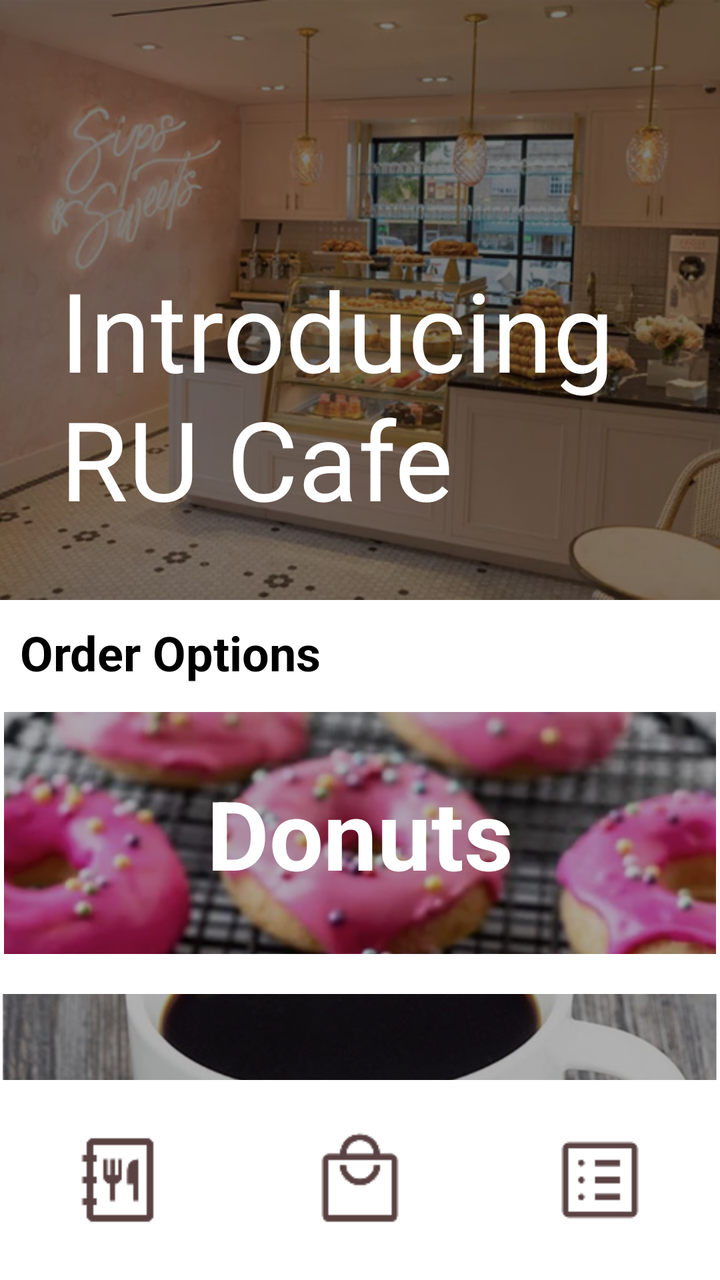
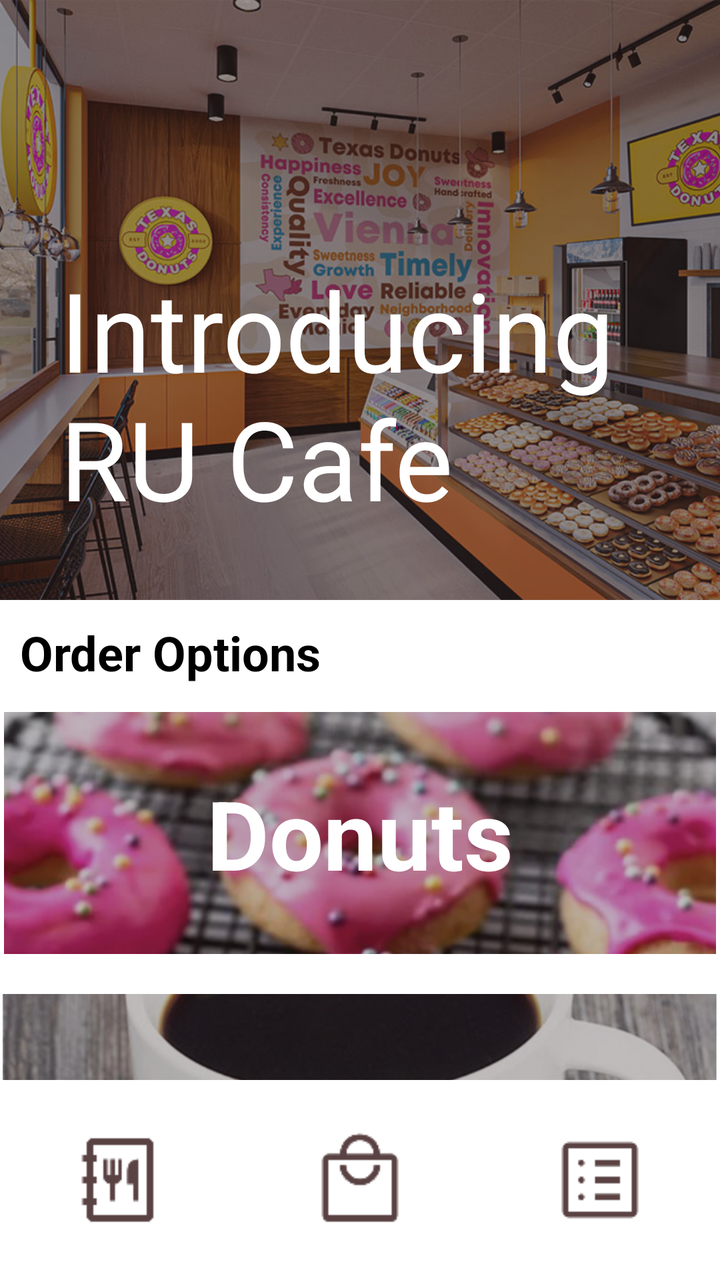

The first picture is an Android layout as it rendered before a commit; the second is the same layout after the commit. The layout source and the unified diff follow.
<!-- AndroidManifest.xml: application theme Theme.Software_Meth_5 -->
<!-- res/layout/activity_main.xml -->
<?xml version="1.0" encoding="utf-8"?>
<LinearLayout xmlns:android="http://schemas.android.com/apk/res/android"
    xmlns:app="http://schemas.android.com/apk/res-auto"
    xmlns:tools="http://schemas.android.com/tools"
    android:id="@+id/main"
    android:layout_width="match_parent"
    android:layout_height="match_parent"
    android:background="#FFFFFF"
    android:orientation="vertical"
    tools:context=".MainActivity">

    <FrameLayout
        android:id="@+id/titleBanner"
        android:layout_width="match_parent"
        android:layout_height="300dp"
        android:background="#500404">

        <ImageView
            android:id="@+id/cafePic"
            android:layout_width="wrap_content"
            android:layout_height="wrap_content"
            android:scaleType="centerCrop"
            app:srcCompat="@drawable/cafe" />

        <androidx.constraintlayout.widget.ConstraintLayout
            android:layout_width="match_parent"
            android:layout_height="match_parent"
            android:alpha=".5"
            android:background="#000000">

        </androidx.constraintlayout.widget.ConstraintLayout>

        <TextView
            android:id="@+id/titleText"
            android:layout_width="355dp"
            android:layout_height="172dp"
            android:layout_gravity="bottom"
            android:paddingLeft="30dp"
            android:text="Introducing RU Cafe"
            android:textColor="#FFFFFF"
            android:textSize="55sp"
            android:textStyle="normal" />
    </FrameLayout>

    <LinearLayout
        android:id="@+id/foodChoices"
        android:layout_width="match_parent"
        android:layout_height="400dp"
        android:layout_weight="1"
        android:orientation="vertical">

        <TextView
            android:id="@+id/textView2"
            android:layout_width="match_parent"
            android:layout_height="36dp"
            android:layout_marginTop="10dp"
            android:layout_marginBottom="10dp"
            android:paddingLeft="10dp"
            android:text="Order Options"
            android:textColor="#000000"
            android:textSize="24sp"
            android:textStyle="bold" />

        <FrameLayout
            android:id="@+id/donutBanner"
            android:layout_width="match_parent"
            android:layout_height="121dp"
            android:layout_marginBottom="20dp">

            <ImageView
                android:id="@+id/donutPic"
                android:layout_width="356dp"
                android:layout_height="wrap_content"
                android:layout_gravity="center"
                android:scaleType="centerCrop"
                app:srcCompat="@drawable/donutpic" />

            <androidx.constraintlayout.widget.ConstraintLayout
                android:layout_width="356dp"
                android:layout_height="match_parent"
                android:layout_gravity="center"
                android:alpha=".3"
                android:background="#000000">

            </androidx.constraintlayout.widget.ConstraintLayout>

            <TextView
                android:id="@+id/donut"
                android:layout_width="wrap_content"
                android:layout_height="wrap_content"
                android:layout_gravity="center"
                android:text="Donuts"
                android:textColor="#FFFFFF"
                android:textSize="48sp"
                android:textStyle="bold" />
        </FrameLayout>

        <FrameLayout
            android:id="@+id/coffeeBanner"
            android:layout_width="match_parent"
            android:layout_height="121dp"
            android:layout_marginBottom="20dp">

            <ImageView
                android:id="@+id/imageView13"
                android:layout_width="357dp"
                android:layout_height="wrap_content"
                android:layout_gravity="center"
                android:scaleType="centerCrop"
                app:srcCompat="@drawable/coffeepic" />

            <androidx.constraintlayout.widget.ConstraintLayout
                android:layout_width="356dp"
                android:layout_height="match_parent"
                android:layout_gravity="center"
                android:alpha=".3"
                android:background="#000000">

            </androidx.constraintlayout.widget.ConstraintLayout>

            <TextView
                android:id="@+id/coffee"
                android:layout_width="wrap_content"
                android:layout_height="wrap_content"
                android:layout_gravity="center"
                android:text="Coffee"
                android:textColor="#000000"
                android:textSize="48sp"
                android:textStyle="bold" />

        </FrameLayout>

        <FrameLayout
            android:id="@+id/sandwichBanner"
            android:layout_width="match_parent"
            android:layout_height="121dp" >

            <ImageView
                android:id="@+id/imageView14"
                android:layout_width="357dp"
                android:layout_height="match_parent"
                android:layout_gravity="center"
                android:scaleType="centerCrop"
                app:srcCompat="@drawable/sandwichpic" />

            <androidx.constraintlayout.widget.ConstraintLayout
                android:layout_width="356dp"
                android:layout_height="match_parent"
                android:layout_gravity="center"
                android:alpha=".3"
                android:background="#000000">

            </androidx.constraintlayout.widget.ConstraintLayout>

            <TextView
                android:id="@+id/sandwich"
                android:layout_width="wrap_content"
                android:layout_height="wrap_content"
                android:layout_gravity="center"
                android:text="Sandwich"
                android:textColor="#FFFFFF"
                android:textSize="48sp"
                android:textStyle="bold" />

        </FrameLayout>

    </LinearLayout>

    <com.google.android.material.bottomnavigation.BottomNavigationView
        android:id="@+id/bottomNav"
        android:layout_width="match_parent"
        android:layout_height="100dp"
        android:background="#FFFFFF"
        android:visibility="visible"
        app:elevation="15dp">

        <LinearLayout
            android:layout_width="match_parent"
            android:layout_height="100dp"
            android:background="#FFFFFF"
            android:elevation="10dp"
            android:gravity="center"
            android:orientation="horizontal"
            android:padding="5dp">

            <ImageView
                android:id="@+id/menuIcon"
                android:layout_width="wrap_content"
                android:layout_height="wrap_content"
                android:layout_marginRight="20dp"
                android:contentDescription="Menu"
                android:padding="20dp"
                app:srcCompat="@drawable/menu" />

            <ImageView
                android:id="@+id/badIcon"
                android:layout_width="wrap_content"
                android:layout_height="wrap_content"
                android:contentDescription="Bag"
                android:padding="20dp"
                app:srcCompat="@drawable/cart" />

            <ImageView
                android:id="@+id/orderIcon"
                android:layout_width="wrap_content"
                android:layout_height="wrap_content"
                android:layout_marginLeft="20dp"
                android:contentDescription="Orders"
                android:padding="20dp"
                app:srcCompat="@drawable/order" />
        </LinearLayout>

    </com.google.android.material.bottomnavigation.BottomNavigationView>

</LinearLayout>
<!-- resources referenced by this layout -->
<resources>
  <!-- drawable cafe: jpg bitmap (drawable, 84379 bytes) -->
  <!-- drawable cart: png bitmap (drawable, 1204 bytes) -->
  <!-- drawable coffeepic: png bitmap (drawable, 409199 bytes) -->
  <!-- drawable donutpic: png bitmap (drawable, 188636 bytes) -->
  <!-- drawable menu: png bitmap (drawable, 811 bytes) -->
  <!-- drawable order: png bitmap (drawable, 701 bytes) -->
  <!-- drawable sandwichpic: png bitmap (drawable, 404449 bytes) -->
  <style name="Theme.Software_Meth_5" parent="Base.Theme.Software_Meth_5" />
  <style name="Base.Theme.Software_Meth_5" parent="Theme.Material3.DayNight.NoActionBar">
          
          
      </style>
</resources>

<!-- the commit's change to res/layout/activity_main.xml (unified diff, before → after) -->
@@ -19,14 +19,15 @@
             android:id="@+id/cafePic"
             android:layout_width="wrap_content"
             android:layout_height="wrap_content"
+            android:contentDescription="cafe"
             android:scaleType="centerCrop"
-            app:srcCompat="@drawable/cafe" />
+            app:srcCompat="@drawable/cutecafe" />
 
         <androidx.constraintlayout.widget.ConstraintLayout
             android:layout_width="match_parent"
             android:layout_height="match_parent"
             android:alpha=".5"
-            android:background="#000000">
+            android:background="#2F2222">
 
         </androidx.constraintlayout.widget.ConstraintLayout>
 
@@ -35,6 +36,7 @@
             android:layout_width="355dp"
             android:layout_height="172dp"
             android:layout_gravity="bottom"
+            android:contentDescription="cafe"
             android:paddingLeft="30dp"
             android:text="Introducing RU Cafe"
             android:textColor="#FFFFFF"
@@ -50,7 +52,7 @@
         android:orientation="vertical">
 
         <TextView
-            android:id="@+id/textView2"
+            android:id="@+id/orderInstruction"
             android:layout_width="match_parent"
             android:layout_height="36dp"
             android:layout_marginTop="10dp"
@@ -76,11 +78,12 @@
                 app:srcCompat="@drawable/donutpic" />
 
             <androidx.constraintlayout.widget.ConstraintLayout
+                android:id="@+id/overlay1"
                 android:layout_width="356dp"
                 android:layout_height="match_parent"
                 android:layout_gravity="center"
                 android:alpha=".3"
-                android:background="#000000">
+                android:background="#2F2222">
 
             </androidx.constraintlayout.widget.ConstraintLayout>
 
@@ -102,7 +105,7 @@
             android:layout_marginBottom="20dp">
 
             <ImageView
-                android:id="@+id/imageView13"
+                android:id="@+id/coffeePic"
                 android:layout_width="357dp"
                 android:layout_height="wrap_content"
                 android:layout_gravity="center"
@@ -110,11 +113,12 @@
                 app:srcCompat="@drawable/coffeepic" />
 
             <androidx.constraintlayout.widget.ConstraintLayout
+                android:id="@+id/overlay3"
                 android:layout_width="356dp"
                 android:layout_height="match_parent"
                 android:layout_gravity="center"
                 android:alpha=".3"
-                android:background="#000000">
+                android:background="#2F2222">
 
             </androidx.constraintlayout.widget.ConstraintLayout>
 
@@ -124,7 +128,7 @@
                 android:layout_height="wrap_content"
                 android:layout_gravity="center"
                 android:text="Coffee"
-                android:textColor="#000000"
+                android:textColor="#262626"
                 android:textSize="48sp"
                 android:textStyle="bold" />
 
@@ -133,10 +137,10 @@
         <FrameLayout
             android:id="@+id/sandwichBanner"
             android:layout_width="match_parent"
-            android:layout_height="121dp" >
-
-            <ImageView
-                android:id="@+id/imageView14"
+            android:layout_height="121dp">
+
+            <ImageView
+                android:id="@+id/sandwichPic"
                 android:layout_width="357dp"
                 android:layout_height="match_parent"
                 android:layout_gravity="center"
<!-- resource entries referenced after the edit -->
@@ -1,8 +1,8 @@
 <!-- resources referenced by this layout -->
 <resources>
-  <!-- drawable cafe: jpg bitmap (drawable, 84379 bytes) -->
   <!-- drawable cart: png bitmap (drawable, 1204 bytes) -->
   <!-- drawable coffeepic: png bitmap (drawable, 409199 bytes) -->
+  <!-- drawable cutecafe: jpg bitmap (drawable, 147101 bytes) -->
   <!-- drawable donutpic: png bitmap (drawable, 188636 bytes) -->
   <!-- drawable menu: png bitmap (drawable, 811 bytes) -->
   <!-- drawable order: png bitmap (drawable, 701 bytes) -->
